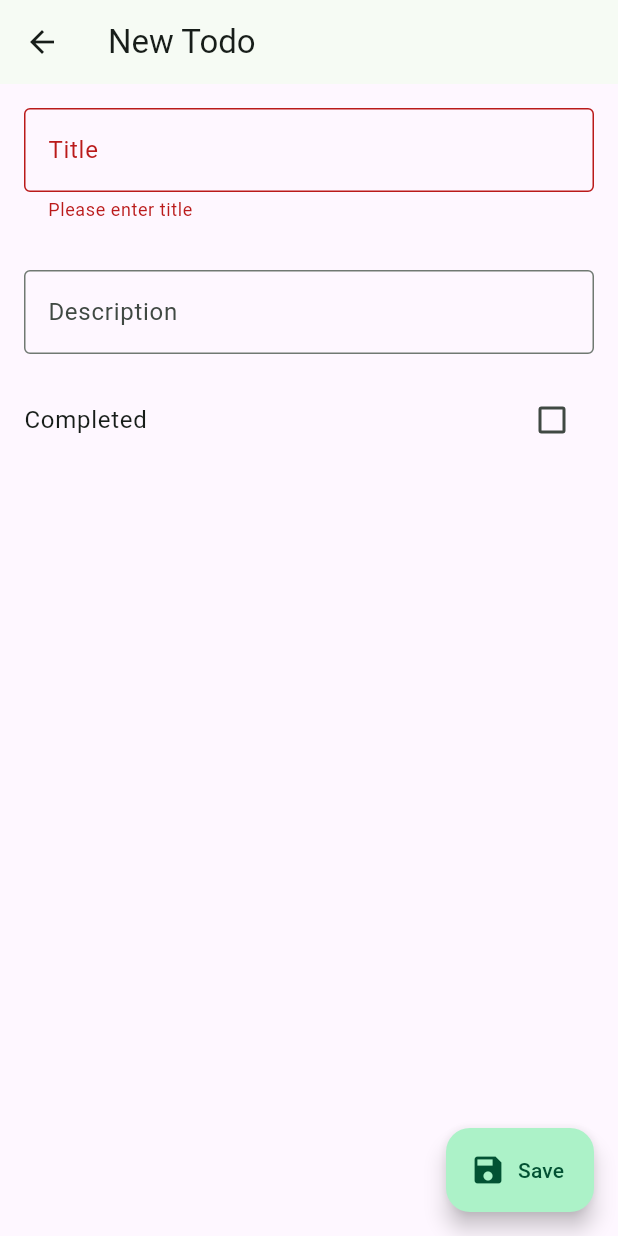
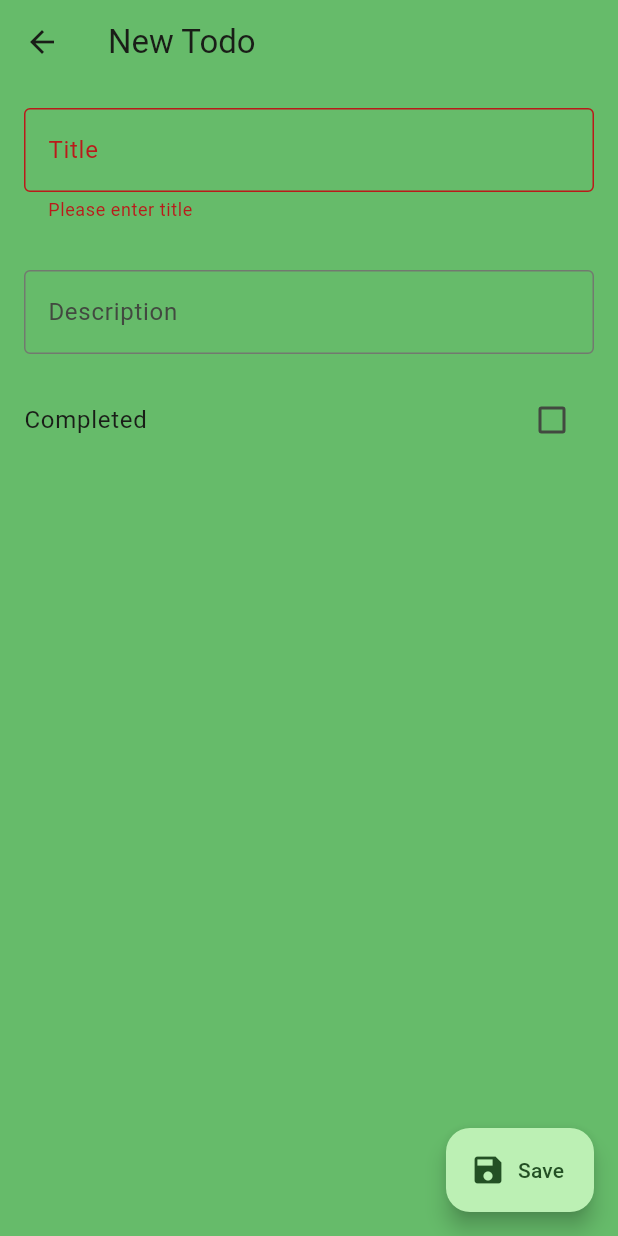
Before and after one commit to daveragos/note_app, a Flutter app: the screen it shows after launch, after a tap on the "add" icon, on a phone screen of 412 x 824 dp. Run offline on Flutter 3.47's test engine with Material 2 defaults, Android fonts, the phone set to English and light mode, and no system bars; our stand-ins replace flutter_riverpod, freezed_annotation, go_router, hive, hive_flutter; missing offline and left inert: shortid; accounts and stored records are empty.

Commit message:
Refactor code and update UI colors and hive works CRD but U

```diff
--- a/lib/presentation/app.dart
+++ b/lib/presentation/app.dart
@@ -16,12 +16,12 @@ class TodosApp extends StatelessWidget {
         useMaterial3: true,
       ).copyWith(
           colorScheme: ColorScheme.fromSeed(
-              seedColor: Colors.greenAccent, brightness: Brightness.light)),
+              seedColor: Colors.green, brightness: Brightness.light)),
       darkTheme: ThemeData.dark(
         useMaterial3: true,
       ).copyWith(
           colorScheme: ColorScheme.fromSeed(
-              seedColor: Colors.greenAccent, brightness: Brightness.dark)),
+              seedColor: Colors.green, brightness: Brightness.dark)),
       themeMode: ThemeMode.system,
     );
   }
--- a/lib/presentation/view/todos_edit.dart
+++ b/lib/presentation/view/todos_edit.dart
@@ -54,7 +54,9 @@ class _TodosEditState extends ConsumerState<TodosEdit> {
   @override
   Widget build(BuildContext context) {
     return Scaffold(
+      backgroundColor: Colors.green[400],
       appBar: AppBar(
+        backgroundColor: Colors.green[400],
         title: widget.todoId == null
             ? const Text('New Todo')
             : const Text('Edit Todo'),
--- a/lib/presentation/view/todos_list.dart
+++ b/lib/presentation/view/todos_list.dart
@@ -13,7 +13,9 @@ class TodosList extends ConsumerWidget {
     final active = todosList.active;
     final completed = todosList.completed;
     return Scaffold(
+      backgroundColor: Colors.green[300],
       appBar: AppBar(
+        backgroundColor: Colors.green,
         actions: [
           IconButton(
             onPressed: () {
```
Also changed, not shown: lib/data/repository/todos_repository_impl.dart (+5 -17 lines), lib/data/source/todo_localdb_impl.dart (+3 -5 lines), lib/presentation/widgets/todo_tile.dart (+12 -1 lines).
